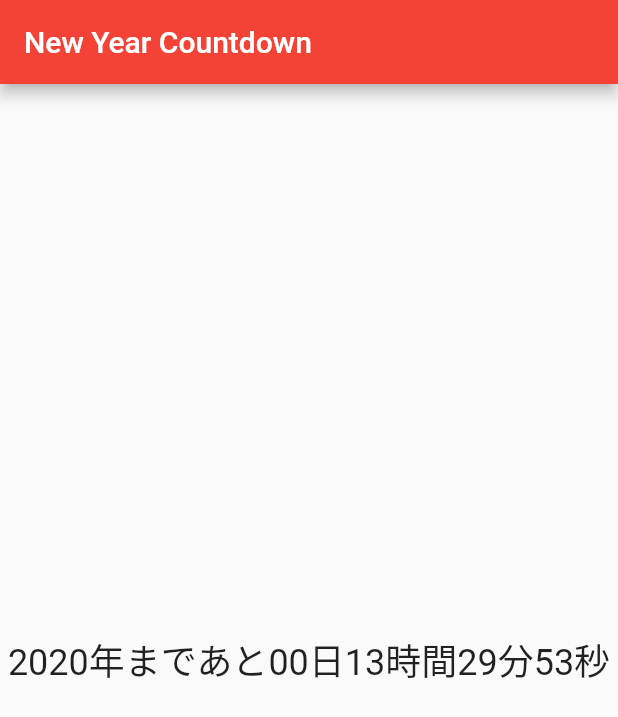
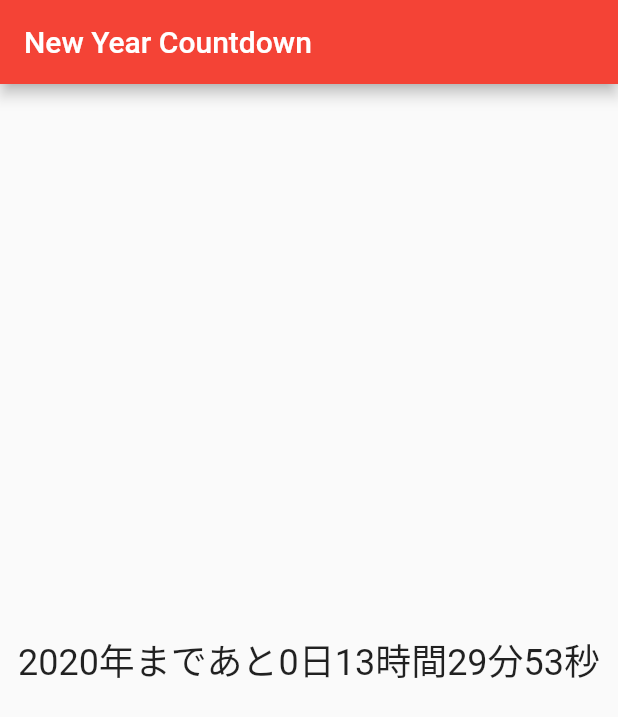
Before and after one commit to Sw-Saturn/NewYear_Countdown, a Flutter app: the screen it shows after launch, on a phone screen of 412 x 824 dp. Shown: the top 717 px of the screen. Run offline on Flutter 3.47's test engine with Material 2 defaults, Android fonts, the phone set to English and light mode, and no system bars; our stand-ins replace flutter_animation_progress_bar.

```diff
--- a/lib/main.dart
+++ b/lib/main.dart
@@ -62,10 +62,10 @@ class _MyHomePageState extends State<MyHomePage>{
         return "0$n";
       }
 
+      String twoDigitHours = twoDigits(duration.inHours.remainder(60));
       String twoDigitMinutes = twoDigits(duration.inMinutes.remainder(60));
       String twoDigitSeconds = twoDigits(duration.inSeconds.remainder(60));
-      return "${twoDigits(duration.inDays)}日${twoDigits(
-          duration.inHours)}時間$twoDigitMinutes分$twoDigitSeconds秒";
+      return "${DateTime.now().year + 1}年まであと${duration.inDays}日$twoDigitHours時間$twoDigitMinutes分$twoDigitSeconds秒";
     }
   }
 
@@ -77,7 +77,7 @@ class _MyHomePageState extends State<MyHomePage>{
       ),
       body:
       Center(
-        child: Text("2020年まであと${_printDuration(differenceDays)}",
+        child: Text(_printDuration(differenceDays),
           style: TextStyle(
             fontSize: 24,
           ),
```
